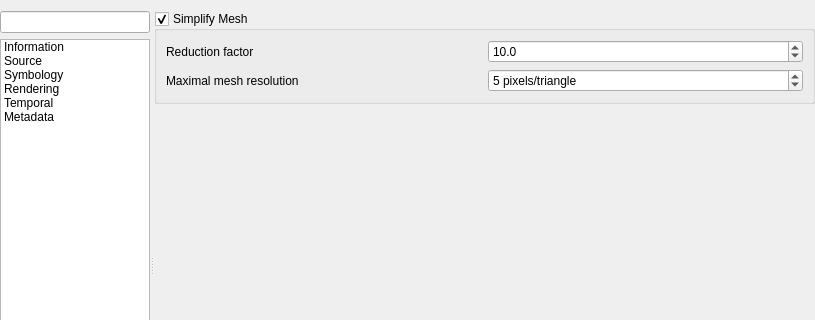
qgis/QGIS, file src/ui/mesh/qgsmeshlayerpropertiesbase.ui: the form before one commit; both pictures show x 0 to 815 and y 0 to 320 of the 815 by 557 pixel window.
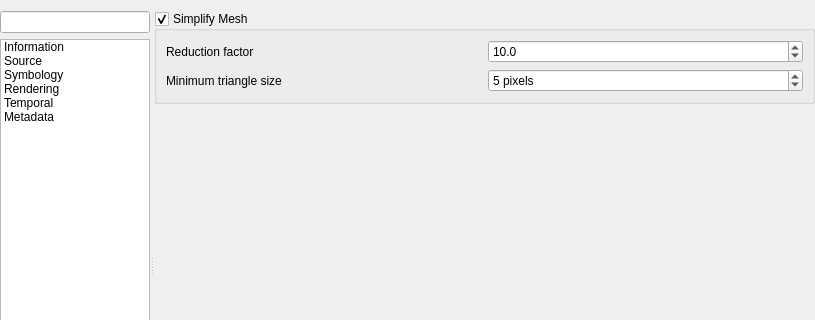
The form after the commit. The open tabs and pages were chosen to show the change. Icons and pictures are not drawn. Custom widgets are drawn as their Qt base class.

Commit message: fix mesh simplification ui

```diff
--- a/src/ui/mesh/qgsmeshlayerpropertiesbase.ui
+++ b/src/ui/mesh/qgsmeshlayerpropertiesbase.ui
@@ -505,14 +505,14 @@
               <item row="1" column="0">
                <widget class="QLabel" name="label_2">
                 <property name="text">
-                 <string>Maximal mesh resolution</string>
+                 <string>Minimum triangle size</string>
                 </property>
                </widget>
               </item>
               <item row="1" column="2">
                <widget class="QgsSpinBox" name="mSimplifyMeshResolutionSpinBox">
                 <property name="suffix">
-                 <string> pixels/triangle</string>
+                 <string> pixels</string>
                 </property>
                 <property name="minimum">
                  <number>1</number>
```
Left out of the diff: 1 changed line with no effect on the pictures.
